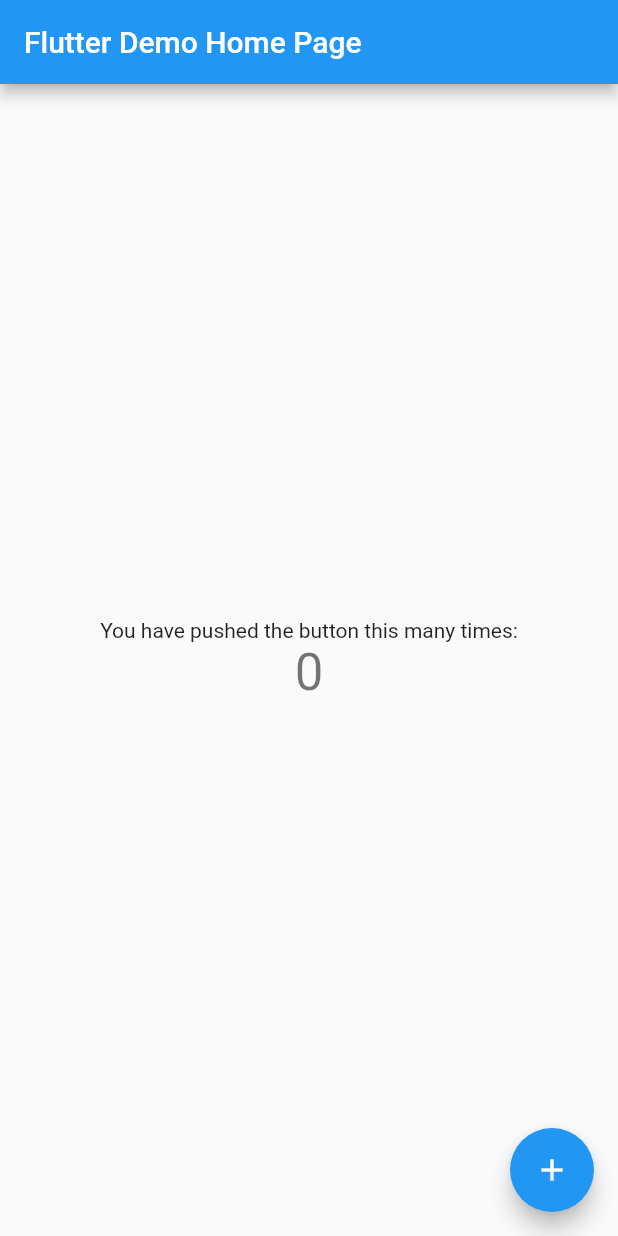
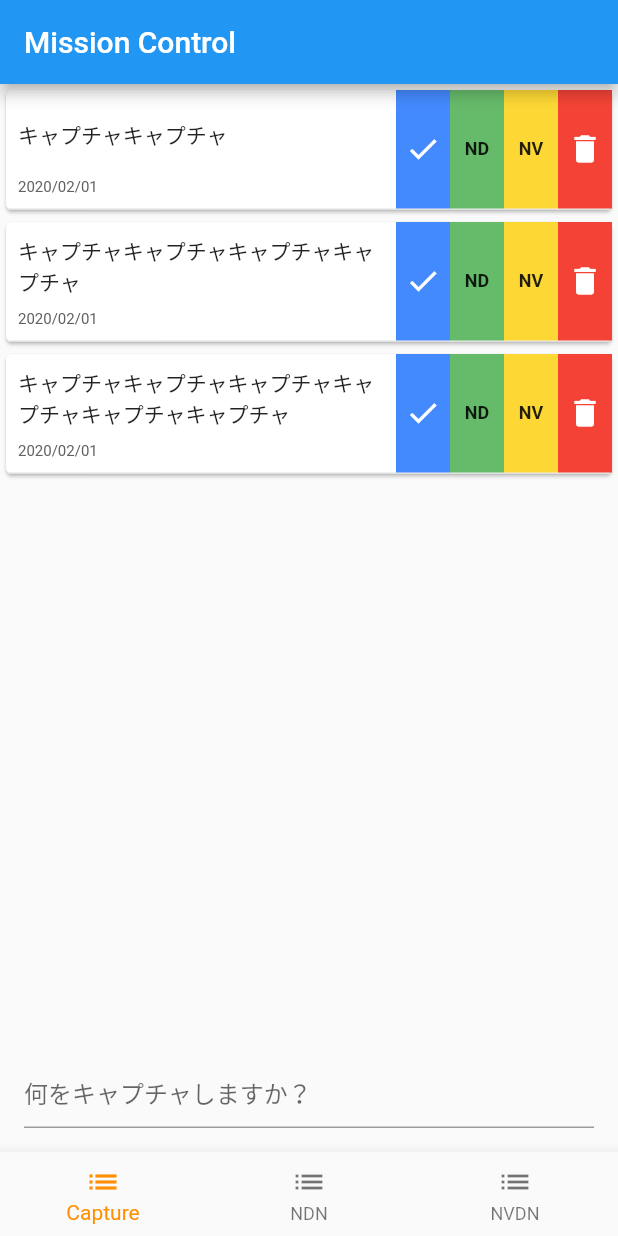
Before and after one commit to tocomi/mission-control-dart, a Flutter app: the screen it shows after launch, on a phone screen of 412 x 824 dp. Run offline on Flutter 3.47's test engine with Material 2 defaults, Android fonts, the phone set to English and light mode, and no system bars.

Commit message:
feat: make capture list

```diff
--- a/lib/main.dart
+++ b/lib/main.dart
@@ -1,4 +1,5 @@
 import 'package:flutter/material.dart';
+import 'package:mission_control/screens/capture_screen.dart';
 
 void main() => runApp(MyApp());
 
@@ -7,105 +8,13 @@ class MyApp extends StatelessWidget {
   @override
   Widget build(BuildContext context) {
     return MaterialApp(
-      title: 'Flutter Demo',
+      title: 'Mission Control',
+      debugShowCheckedModeBanner: false,
       theme: ThemeData(
-        // This is the theme of your application.
-        //
-        // Try running your application with "flutter run". You'll see the
-        // application has a blue toolbar. Then, without quitting the app, try
-        // changing the primarySwatch below to Colors.green and then invoke
-        // "hot reload" (press "r" in the console where you ran "flutter run",
-        // or simply save your changes to "hot reload" in a Flutter IDE).
-        // Notice that the counter didn't reset back to zero; the application
-        // is not restarted.
         primarySwatch: Colors.blue,
+        accentColor: Color(0xFFFEF9EB),
       ),
-      home: MyHomePage(title: 'Flutter Demo Home Page'),
+      home: CaptureScreen(),
     );
   }
 }
-
-class MyHomePage extends StatefulWidget {
-  MyHomePage({Key key, this.title}) : super(key: key);
-
-  // This widget is the home page of your application. It is stateful, meaning
-  // that it has a State object (defined below) that contains fields that affect
-  // how it looks.
-
-  // This class is the configuration for the state. It holds the values (in this
-  // case the title) provided by the parent (in this case the App widget) and
-  // used by the build method of the State. Fields in a Widget subclass are
-  // always marked "final".
-
-  final String title;
-
-  @override
-  _MyHomePageState createState() => _MyHomePageState();
-}
-
-class _MyHomePageState extends State<MyHomePage> {
-  int _counter = 0;
-
-  void _incrementCounter() {
-    setState(() {
-      // This call to setState tells the Flutter framework that something has
-      // changed in this State, which causes it to rerun the build method below
-      // so that the display can reflect the updated values. If we changed
-      // _counter without calling setState(), then the build method would not be
-      // called again, and so nothing would appear to happen.
-      _counter++;
-    });
-  }
-
-  @override
-  Widget build(BuildContext context) {
-    // This method is rerun every time setState is called, for instance as done
-    // by the _incrementCounter method above.
-    //
-    // The Flutter framework has been optimized to make rerunning build methods
-    // fast, so that you can just rebuild anything that needs updating rather
-    // than having to individually change instances of widgets.
-    return Scaffold(
-      appBar: AppBar(
-        // Here we take the value from the MyHomePage object that was created by
-        // the App.build method, and use it to set our appbar title.
-        title: Text(widget.title),
-      ),
-      body: Center(
-        // Center is a layout widget. It takes a single child and positions it
-        // in the middle of the parent.
-        child: Column(
-          // Column is also a layout widget. It takes a list of children and
-          // arranges them vertically. By default, it sizes itself to fit its
-          // children horizontally, and tries to be as tall as its parent.
-          //
-          // Invoke "debug painting" (press "p" in the console, choose the
-          // "Toggle Debug Paint" action from the Flutter Inspector in Android
-          // Studio, or the "Toggle Debug Paint" command in Visual Studio Code)
-          // to see the wireframe for each widget.
-          //
-          // Column has various properties to control how it sizes itself and
-          // how it positions its children. Here we use mainAxisAlignment to
-          // center the children vertically; the main axis here is the vertical
-          // axis because Columns are vertical (the cross axis would be
-          // horizontal).
-          mainAxisAlignment: MainAxisAlignment.center,
-          children: <Widget>[
-            Text(
-              'You have pushed the button this many times:',
-            ),
-            Text(
-              '$_counter',
-              style: Theme.of(context).textTheme.display1,
-            ),
-          ],
-        ),
-      ),
-      floatingActionButton: FloatingActionButton(
-        onPressed: _incrementCounter,
-        tooltip: 'Increment',
-        child: Icon(Icons.add),
-      ), // This trailing comma makes auto-formatting nicer for build methods.
-    );
-  }
-}
--- /dev/null
+++ b/lib/models/task_model.dart
@@ -0,0 +1,17 @@
+import './task_type.dart';
+
+class Task {
+  final int id;
+  final String title;
+  final TaskType type;
+  final bool done;
+  final DateTime createdAt;
+
+  Task(
+    this.id,
+    this.title,
+    this.type,
+    this.done,
+    this.createdAt,
+  );
+}
--- /dev/null
+++ b/lib/models/task_type.dart
@@ -0,0 +1,3 @@
+enum TaskType {
+  Capture, NDN, NVDN,
+}
--- /dev/null
+++ b/lib/screens/capture_screen.dart
@@ -0,0 +1,82 @@
+import 'package:flutter/material.dart';
+import 'package:mission_control/models/task_model.dart';
+import 'package:mission_control/models/task_type.dart';
+import 'package:mission_control/widgets/task_card.dart';
+
+class CaptureScreen extends StatefulWidget {
+  @override
+  _CaptureScreenState createState() => _CaptureScreenState();
+}
+
+class _CaptureScreenState extends State<CaptureScreen> {
+
+  final List<Task> _tasks = [
+    new Task(
+      1,
+      'キャプチャキャプチャ',
+      TaskType.Capture,
+      false,
+      DateTime.now(),
+    ),
+    new Task(
+      2,
+      'キャプチャキャプチャキャプチャキャプチャ',
+      TaskType.Capture,
+      false,
+      DateTime.now(),
+    ),
+    new Task(
+      3,
+      'キャプチャキャプチャキャプチャキャプチャキャプチャキャプチャ',
+      TaskType.Capture,
+      false,
+      DateTime.now(),
+    ),
+  ];
+
+  @override
+  Widget build(BuildContext context) {
+    return Scaffold(
+      appBar: AppBar(
+        title: Text('Mission Control'),
+      ),
+      body: Column(
+        children: <Widget>[
+          Expanded(
+            child: ListView.builder(
+              itemCount: _tasks.length,
+              itemBuilder: (context, int index) {
+                return TaskCard(task: _tasks[index]);
+              },
+            )
+          ),
+          Container(
+            padding: EdgeInsets.all(16.0),
+            child: TextField(
+              decoration: InputDecoration(
+                hintText: '何をキャプチャしますか？',
+              ),
+            ),
+          )
+        ],
+      ),
+      bottomNavigationBar: BottomNavigationBar(
+        items: const <BottomNavigationBarItem>[
+          BottomNavigationBarItem(
+            icon: Icon(Icons.list),
+            title: Text('Capture'),
+          ),
+          BottomNavigationBarItem(
+            icon: Icon(Icons.list),
+            title: Text('NDN'),
+          ),
+          BottomNavigationBarItem(
+            icon: Icon(Icons.list),
+            title: Text('NVDN'),
+          ),
+        ],
+        selectedItemColor: Colors.amber[800],
+      ),
+    );
+  }
+}
--- /dev/null
+++ b/lib/widgets/task_card.dart
@@ -0,0 +1,109 @@
+import 'package:flutter/material.dart';
+import 'package:mission_control/models/task_model.dart';
+
+class TaskCard extends StatelessWidget {
+
+  const TaskCard({
+    Key key,
+    this.task,
+  }) : super(key: key);
+
+  final Task task;
+
+  final double _itemHeight = 80.0;
+  final double _buttonWidth = 36.0;
+
+  @override
+  Widget build(BuildContext context) {
+    return Card(
+      child: Container(
+        height: _itemHeight,
+        decoration: BoxDecoration(
+          border: Border(
+            bottom: BorderSide(
+              color: Colors.grey[300],
+            ),
+          ),
+        ),
+        child: Row(
+          children: <Widget>[
+            Expanded(
+              child: Column(
+                children: <Widget>[
+                  Expanded(
+                    child: Container(
+                      alignment: Alignment.centerLeft,
+                      padding: EdgeInsets.symmetric(horizontal: 8.0),
+                      child: Text(task.title),
+                    ),
+                  ),
+                  Container(
+                    alignment: Alignment.centerLeft,
+                    padding: EdgeInsets.only(bottom: 8.0, left: 8.0),
+                    child: Text(
+                      '2020/02/01',
+                      style: TextStyle(
+                        fontSize: 10,
+                        color: Colors.grey[700],
+                      ),
+                    ),
+                  ),
+                ],
+              ),
+            ),
+            Row(
+              children: <Widget>[
+                Container(
+                  color: Colors.blueAccent,
+                  height: _itemHeight,
+                  padding: EdgeInsets.symmetric(horizontal: 6.0),
+                  child: new Icon(
+                    Icons.check,
+                    color: Colors.white,
+                  ),
+                ),
+                Container(
+                  alignment: Alignment.center,
+                  color: Colors.green[400],
+                  height: _itemHeight,
+                  width: _buttonWidth,
+                  padding: EdgeInsets.symmetric(horizontal: 6.0),
+                  child: Text(
+                    'ND',
+                    style: TextStyle(
+                      fontSize: 12,
+                      fontWeight: FontWeight.bold,
+                    )
+                  ),
+                ),
+                Container(
+                  alignment: Alignment.center,
+                  color: Colors.yellow[600],
+                  height: _itemHeight,
+                  width: _buttonWidth,
+                  padding: EdgeInsets.symmetric(horizontal: 6.0),
+                  child: Text(
+                    'NV',
+                    style: TextStyle(
+                      fontSize: 12,
+                      fontWeight: FontWeight.bold,
+                    )
+                  ),
+                ),
+                Container(
+                  color: Colors.red,
+                  height: _itemHeight,
+                  padding: EdgeInsets.symmetric(horizontal: 6.0),
+                  child: new Icon(
+                    Icons.delete,
+                    color: Colors.white,
+                  ),
+                ),
+              ],
+            )
+          ],
+        ),
+      ),
+    );
+  }
+}
```
